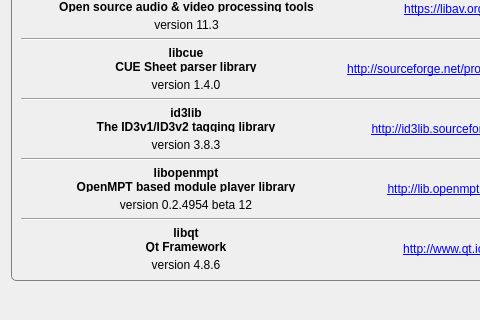
First picture: the form in AboutDialog.ui, repository FelixdelasPozas/transcodertomp3, before the edit; both pictures show x 0 to 480 and y 183 to 503 of the 593 by 503 pixel window.
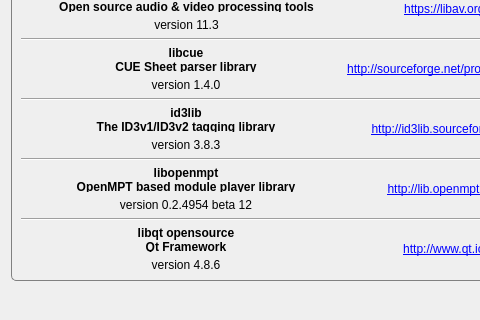
Second picture: the form after the edit. Icons and pictures are not drawn.

```diff
--- a/AboutDialog.ui
+++ b/AboutDialog.ui
@@ -586,7 +586,7 @@
                </font>
               </property>
               <property name="text">
-               <string>libqt
+               <string>libqt opensource
 Qt Framework</string>
               </property>
               <property name="alignment">
```
